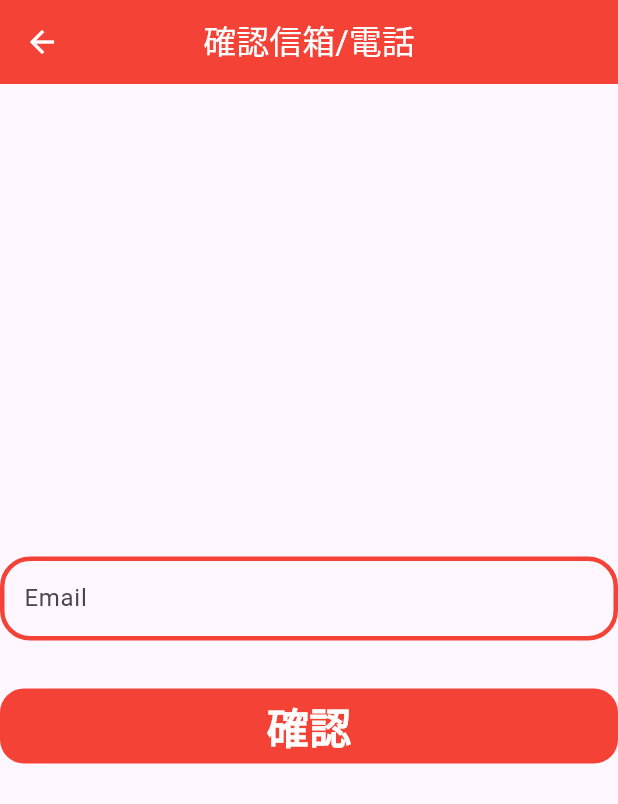
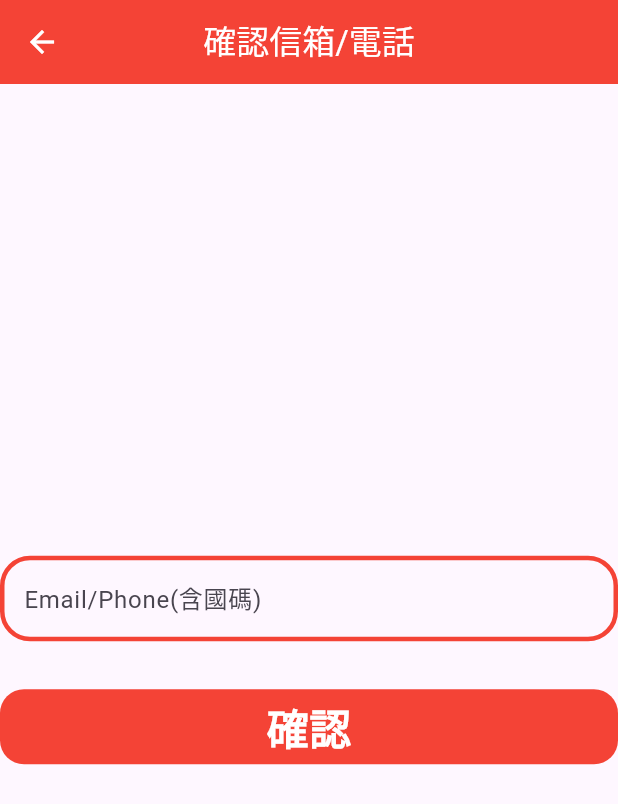
Before and after one commit to michaelhu561106/RCSS, a Flutter app: the CheckEmailPage screen opened directly, on a phone screen of 412 x 824 dp. Shown: the top 804 px of the screen. Run offline on Flutter 3.47's test engine with Material 3 defaults, Android fonts, the phone set to English and light mode, and no system bars; our stand-ins replace badges, firebase_core, firebase_messaging, get, intl_phone_field, webview_flutter; missing offline and left inert: flutter_app_badge_control, flutter_inappwebview, googleapis, signalr_netcore, sms_mms; accounts and stored records are empty; project files that could hold a hidden picture were left out.

Commit message:
忘記密碼提示訊息

```diff
--- a/rcss_frontend/lib/pages/check_email_page.dart
+++ b/rcss_frontend/lib/pages/check_email_page.dart
@@ -24,7 +24,7 @@ class CheckEmailPage extends StatelessWidget {
         children: [
           TextFieldWidget(
               controller: emailController,
-              hintText: "Email",
+              hintText: "Email/Phone(含國碼)",
               obscureText: false),
           SizedBox(height: 32),
           GestureDetector(
```
